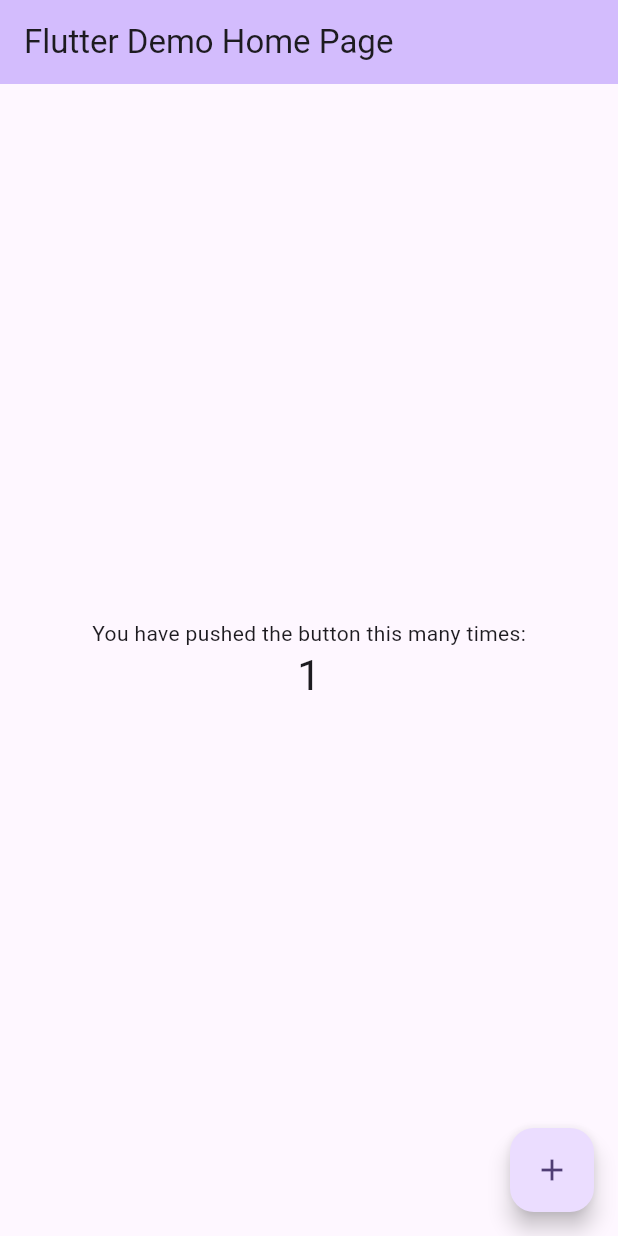
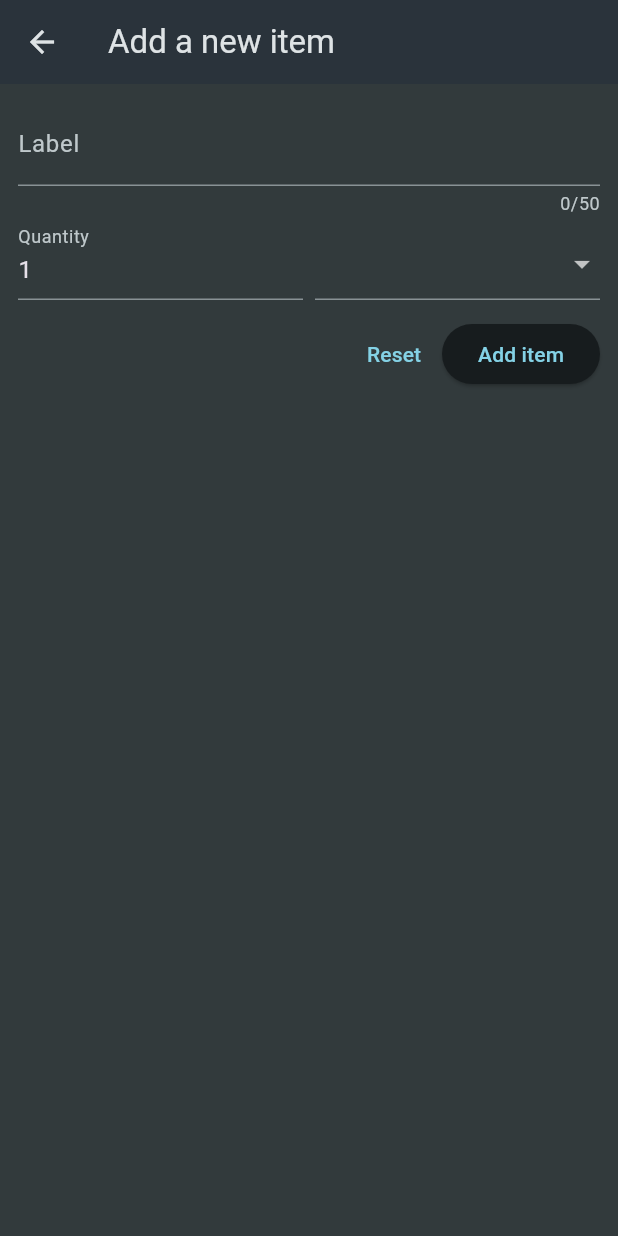
Before and after one commit to DusanSp/flutter-shopping_list_app, a Flutter app: the screen it shows after launch, after a tap on the "add" icon, on a phone screen of 412 x 824 dp. Run offline on Flutter 3.47's test engine with Material 3 defaults, Android fonts, the phone set to English and light mode, and no system bars.

Commit message:
Finished 211

```diff
--- /dev/null
+++ b/lib/data/categories.dart
@@ -0,0 +1,45 @@
+import 'package:flutter/material.dart';
+import 'package:shopping_list_app/models/category.dart';
+
+const categories = {
+  Categories.vegetables: Category(
+    'Vegetables',
+    Color.fromARGB(255, 0, 255, 128),
+  ),
+  Categories.fruit: Category(
+    'Fruit',
+    Color.fromARGB(255, 145, 255, 0),
+  ),
+  Categories.meat: Category(
+    'Meat',
+    Color.fromARGB(255, 255, 102, 0),
+  ),
+  Categories.dairy: Category(
+    'Dairy',
+    Color.fromARGB(255, 0, 208, 255),
+  ),
+  Categories.carbs: Category(
+    'Carbs',
+    Color.fromARGB(255, 0, 60, 255),
+  ),
+  Categories.sweets: Category(
+    'Sweets',
+    Color.fromARGB(255, 255, 149, 0),
+  ),
+  Categories.spices: Category(
+    'Spices',
+    Color.fromARGB(255, 255, 187, 0),
+  ),
+  Categories.convenience: Category(
+    'Convenience',
+    Color.fromARGB(255, 191, 0, 255),
+  ),
+  Categories.hygiene: Category(
+    'Hygiene',
+    Color.fromARGB(255, 149, 0, 255),
+  ),
+  Categories.other: Category(
+    'Other',
+    Color.fromARGB(255, 0, 225, 255),
+  ),
+};
--- /dev/null
+++ b/lib/data/dummy_items.dart
@@ -0,0 +1,21 @@
+import 'package:shopping_list_app/data/categories.dart';
+import 'package:shopping_list_app/models/category.dart';
+import 'package:shopping_list_app/models/grocery_item.dart';
+
+final groceryItems = [
+  GroceryItem(
+      id: 'a',
+      name: 'Milk',
+      quantity: 1,
+      category: categories[Categories.dairy]!),
+  GroceryItem(
+      id: 'b',
+      name: 'Bananas',
+      quantity: 5,
+      category: categories[Categories.fruit]!),
+  GroceryItem(
+      id: 'c',
+      name: 'Beef Steak',
+      quantity: 1,
+      category: categories[Categories.meat]!),
+];
--- a/lib/main.dart
+++ b/lib/main.dart
@@ -1,4 +1,6 @@
 import 'package:flutter/material.dart';
+import 'package:shopping_list_app/data/dummy_items.dart';
+import 'package:shopping_list_app/screens/grocery_list.dart';
 
 void main() {
   runApp(const MyApp());
@@ -11,115 +13,16 @@ class MyApp extends StatelessWidget {
   @override
   Widget build(BuildContext context) {
     return MaterialApp(
-      title: 'Flutter Demo',
-      theme: ThemeData(
-        // This is the theme of your application.
-        //
-        // TRY THIS: Try running your application with "flutter run". You'll see
-        // the application has a purple toolbar. Then, without quitting the app,
-        // try changing the seedColor in the colorScheme below to Colors.green
-        // and then invoke "hot reload" (save your changes or press the "hot
-        // reload" button in a Flutter-supported IDE, or press "r" if you used
-        // the command line to start the app).
-        //
-        // Notice that the counter didn't reset back to zero; the application
-        // state is not lost during the reload. To reset the state, use hot
-        // restart instead.
-        //
-        // This works for code too, not just values: Most code changes can be
-        // tested with just a hot reload.
-        colorScheme: ColorScheme.fromSeed(seedColor: Colors.deepPurple),
-        useMaterial3: true,
+      title: 'Flutter Groceries',
+      theme: ThemeData.dark().copyWith(
+        colorScheme: ColorScheme.fromSeed(
+          seedColor: const Color.fromARGB(255, 147, 229, 250),
+          brightness: Brightness.dark,
+          surface: const Color.fromARGB(255, 42, 51, 59),
+        ),
+        scaffoldBackgroundColor: const Color.fromARGB(255, 50, 58, 60),
       ),
-      home: const MyHomePage(title: 'Flutter Demo Home Page'),
+      home: GroceryList(items: groceryItems),
     );
   }
 }
-
-class MyHomePage extends StatefulWidget {
-  const MyHomePage({super.key, required this.title});
-
-  // This widget is the home page of your application. It is stateful, meaning
-  // that it has a State object (defined below) that contains fields that affect
-  // how it looks.
-
-  // This class is the configuration for the state. It holds the values (in this
-  // case the title) provided by the parent (in this case the App widget) and
-  // used by the build method of the State. Fields in a Widget subclass are
-  // always marked "final".
-
-  final String title;
-
-  @override
-  State<MyHomePage> createState() => _MyHomePageState();
-}
-
-class _MyHomePageState extends State<MyHomePage> {
-  int _counter = 0;
-
-  void _incrementCounter() {
-    setState(() {
-      // This call to setState tells the Flutter framework that something has
-      // changed in this State, which causes it to rerun the build method below
-      // so that the display can reflect the updated values. If we changed
-      // _counter without calling setState(), then the build method would not be
-      // called again, and so nothing would appear to happen.
-      _counter++;
-    });
-  }
-
-  @override
-  Widget build(BuildContext context) {
-    // This method is rerun every time setState is called, for instance as done
-    // by the _incrementCounter method above.
-    //
-    // The Flutter framework has been optimized to make rerunning build methods
-    // fast, so that you can just rebuild anything that needs updating rather
-    // than having to individually change instances of widgets.
-    return Scaffold(
-      appBar: AppBar(
-        // TRY THIS: Try changing the color here to a specific color (to
-        // Colors.amber, perhaps?) and trigger a hot reload to see the AppBar
-        // change color while the other colors stay the same.
-        backgroundColor: Theme.of(context).colorScheme.inversePrimary,
-        // Here we take the value from the MyHomePage object that was created by
-        // the App.build method, and use it to set our appbar title.
-        title: Text(widget.title),
-      ),
-      body: Center(
-        // Center is a layout widget. It takes a single child and positions it
-        // in the middle of the parent.
-        child: Column(
-          // Column is also a layout widget. It takes a list of children and
-          // arranges them vertically. By default, it sizes itself to fit its
-          // children horizontally, and tries to be as tall as its parent.
-          //
-          // Column has various properties to control how it sizes itself and
-          // how it positions its children. Here we use mainAxisAlignment to
-          // center the children vertically; the main axis here is the vertical
-          // axis because Columns are vertical (the cross axis would be
-          // horizontal).
-          //
-          // TRY THIS: Invoke "debug painting" (choose the "Toggle Debug Paint"
-          // action in the IDE, or press "p" in the console), to see the
-          // wireframe for each widget.
-          mainAxisAlignment: MainAxisAlignment.center,
-          children: <Widget>[
-            const Text(
-              'You have pushed the button this many times:',
-            ),
-            Text(
-              '$_counter',
-              style: Theme.of(context).textTheme.headlineMedium,
-            ),
-          ],
-        ),
-      ),
-      floatingActionButton: FloatingActionButton(
-        onPressed: _incrementCounter,
-        tooltip: 'Increment',
-        child: const Icon(Icons.add),
-      ), // This trailing comma makes auto-formatting nicer for build methods.
-    );
-  }
-}
--- /dev/null
+++ b/lib/models/category.dart
@@ -0,0 +1,21 @@
+import 'package:flutter/material.dart';
+
+enum Categories {
+  vegetables,
+  fruit,
+  meat,
+  dairy,
+  carbs,
+  sweets,
+  spices,
+  convenience,
+  hygiene,
+  other
+}
+
+class Category {
+  const Category(this.title, this.color);
+
+  final String title;
+  final Color color;
+}
--- /dev/null
+++ b/lib/models/grocery_item.dart
@@ -0,0 +1,15 @@
+import 'package:shopping_list_app/models/category.dart';
+
+class GroceryItem {
+  const GroceryItem({
+    required this.id,
+    required this.name,
+    required this.quantity,
+    required this.category,
+  });
+
+  final String id;
+  final String name;
+  final int quantity;
+  final Category category;
+}
--- /dev/null
+++ b/lib/screens/grocery_list.dart
@@ -0,0 +1,42 @@
+import 'package:flutter/material.dart';
+import 'package:shopping_list_app/models/grocery_item.dart';
+import 'package:shopping_list_app/screens/new_item.dart';
+import 'package:shopping_list_app/widgets/grocery_list_item.dart';
+
+class GroceryList extends StatefulWidget {
+  final List<GroceryItem> items;
+
+  const GroceryList({super.key, required this.items});
+
+  @override
+  State<GroceryList> createState() => _GroceryListState();
+}
+
+class _GroceryListState extends State<GroceryList> {
+  void _addItem() {
+    Navigator.of(context).push(MaterialPageRoute(
+      builder: (context) => const NewItem(),
+    ));
+  }
+
+  @override
+  Widget build(BuildContext context) {
+    return Scaffold(
+      appBar: AppBar(
+        title: const Text('Grocery List'),
+        actions: [
+          IconButton(
+              onPressed: _addItem,
+              icon: const Icon(
+                Icons.add,
+              ))
+        ],
+      ),
+      body: ListView.builder(
+        itemCount: widget.items.length,
+        itemBuilder: (context, index) =>
+            GroceryListItem(groceryItem: widget.items[index]),
+      ),
+    );
+  }
+}
--- /dev/null
+++ b/lib/screens/new_item.dart
@@ -0,0 +1,85 @@
+import 'package:flutter/material.dart';
+import 'package:shopping_list_app/data/categories.dart';
+
+class NewItem extends StatefulWidget {
+  const NewItem({super.key});
+  @override
+  State<NewItem> createState() => _NewItemState();
+}
+
+class _NewItemState extends State<NewItem> {
+  @override
+  Widget build(BuildContext context) {
+    return Scaffold(
+      appBar: AppBar(
+        title: const Text('Add a new item'),
+      ),
+      body: Padding(
+        padding: const EdgeInsets.all(12),
+        child: Form(
+          child: Column(
+            children: [
+              TextFormField(
+                maxLength: 50,
+                decoration: const InputDecoration(label: Text('Label')),
+                validator: (value) {
+                  return 'Demo';
+                },
+              ),
+              Row(
+                crossAxisAlignment: CrossAxisAlignment.end,
+                children: [
+                  Expanded(
+                    child: TextFormField(
+                      decoration: const InputDecoration(
+                        label: Text('Quantity'),
+                      ),
+                      initialValue: '1',
+                    ),
+                  ),
+                  const SizedBox(width: 8),
+                  Expanded(
+                    child: DropdownButtonFormField(
+                      items: [
+                        for (final category in categories.entries)
+                          DropdownMenuItem(
+                            value: category.value,
+                            child: Row(
+                              children: [
+                                Container(
+                                  width: 16,
+                                  height: 16,
+                                  color: category.value.color,
+                                ),
+                                const SizedBox(width: 6),
+                                Text(category.value.title),
+                              ],
+                            ),
+                          )
+                      ],
+                      onChanged: (value) {},
+                    ),
+                  ),
+                ],
+              ),
+              const SizedBox(height: 12),
+              Row(
+                mainAxisAlignment: MainAxisAlignment.end,
+                children: [
+                  TextButton(
+                    onPressed: () {},
+                    child: const Text('Reset'),
+                  ),
+                  ElevatedButton(
+                    onPressed: () {},
+                    child: const Text('Add item'),
+                  ),
+                ],
+              ),
+            ],
+          ),
+        ),
+      ),
+    );
+  }
+}
--- /dev/null
+++ b/lib/widgets/grocery_list_item.dart
@@ -0,0 +1,22 @@
+import 'package:flutter/material.dart';
+import 'package:shopping_list_app/models/grocery_item.dart';
+
+class GroceryListItem extends StatelessWidget {
+  final GroceryItem groceryItem;
+
+  const GroceryListItem({
+    super.key,
+    required this.groceryItem,
+  });
+
+  @override
+  Widget build(BuildContext context) => ListTile(
+        title: Text(groceryItem.name),
+        leading: Container(
+          width: 24,
+          height: 24,
+          color: groceryItem.category.color,
+        ),
+        trailing: Text(groceryItem.quantity.toString()),
+      );
+}
```
